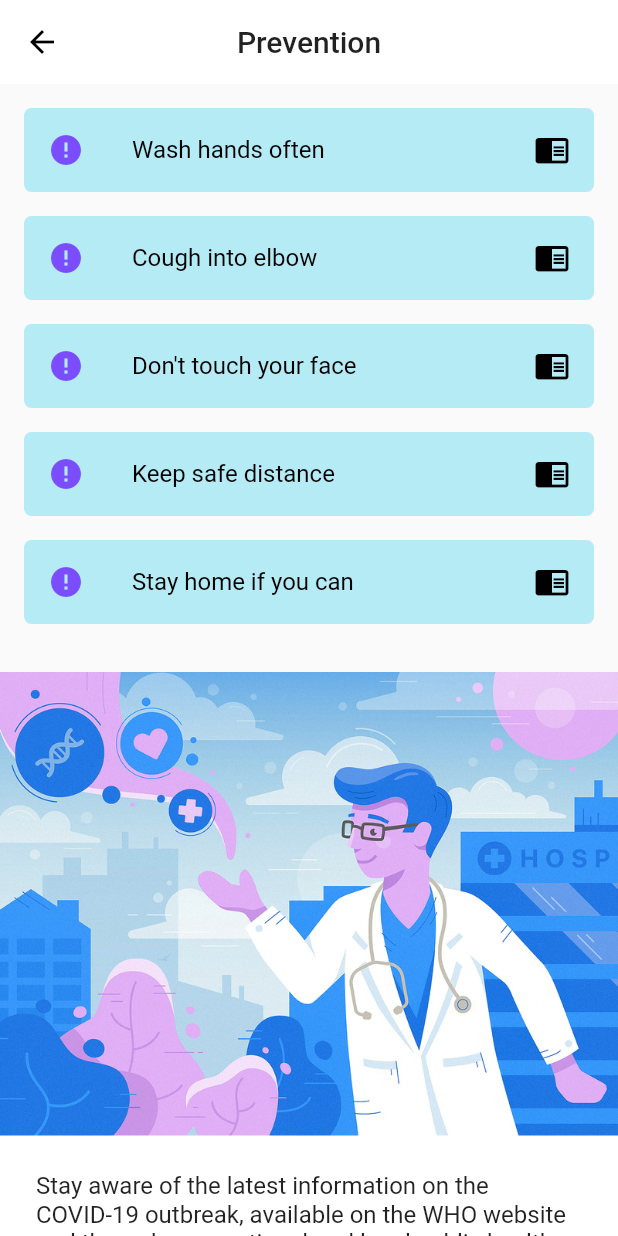
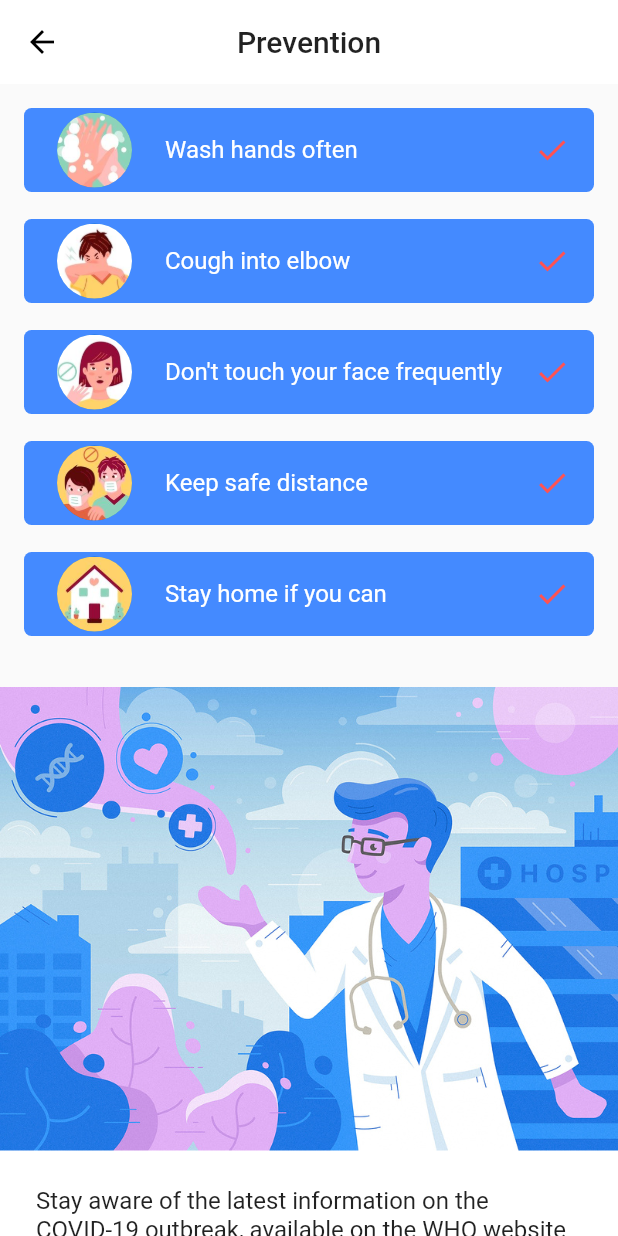
Before and after one commit to kratijain1606/Coronout, a Flutter app: the screen it shows after launch, after a tap on "Prevention", on a phone screen of 412 x 824 dp. Run offline on Flutter 3.47's test engine with Material 2 defaults, Android fonts, the light colour scheme and no system bars; our stand-ins replace fl_chart.

Commit message:
ENHANCEMENT: added icons and updated UI for Help Screen

```diff
--- a/lib/Screens/Help.dart
+++ b/lib/Screens/Help.dart
@@ -1,15 +1,21 @@
+import 'package:gocorona/Screens/DocBot.dart';
+import 'package:gocorona/Screens/SymptomsChecker.dart';
+import 'package:gocorona/Widgets/homeNavItems.dart';
+import 'package:gocorona/Widgets/Requirements.dart';
+import 'package:flutter/cupertino.dart';
+import 'package:flutter/material.dart';
 
-import 'package:flutter/material.dart';
-import 'package:gocorona/Widgets/homeNavItems.dart';
-// import 'package:gocorona/Widgets/requirements.dart';
-class Help extends StatefulWidget{
-_Help createState() => _Help();
+class Help extends StatefulWidget {
+  @override
+  _HelpState createState() => _HelpState();
 }
 
-
-class _Help extends State<Help>{
-  Widget build(BuildContext context){
-    return Scaffold(appBar: AppBar(
+class _HelpState extends State<Help> {
+  @override
+  Widget build(BuildContext context) {
+    double width = MediaQuery.of(context).size.width;
+    return Scaffold(
+      appBar: AppBar(
       title: Text('Help',
       style: Theme.of(context).textTheme.title,),
        backgroundColor: Colors.white,
@@ -17,18 +23,17 @@ class _Help extends State<Help>{
         iconTheme: IconThemeData(color: Colors.black),
         centerTitle: true,
     ),
-    body:  SafeArea(
+      body: SafeArea(
         child: Container(
           child: SingleChildScrollView(
             child: Column(
               crossAxisAlignment: CrossAxisAlignment.start,
               children: <Widget>[
                 Container(
-
                   child: Column(
                     children: <Widget>[
                       Container(
-                        width: 1000,
+                        width: width,
                         padding: EdgeInsets.all(24.0),
                         child: Column(
                           crossAxisAlignment: CrossAxisAlignment.start,
@@ -40,7 +45,105 @@ class _Help extends State<Help>{
                     ],
                   ),
                 ),
+                Column(
+                  children: <Widget>[
+                    Row(children: <Widget>[
 
+                        SizedBox(width: 5.0,),
+                        Container(
+                          decoration: BoxDecoration(
+                              color: Colors.blueAccent,
+                              borderRadius: BorderRadius.all(Radius.circular(5.0)),
+                          ),
+
+                          height: 60.0,
+                          width: 170.0,
+                          child: ListTile(
+                            leading: Container(
+                              child: new CircleAvatar(
+                                backgroundImage: AssetImage("assets/images/doc.png"),
+                                radius: 24.0,
+                              ),
+                              padding: const EdgeInsets.all(1.5), // borde width
+                            ),
+                            onTap: () {
+                              Navigator.push(context, MaterialPageRoute(builder: (context) => DocBot()));
+                            },
+
+                            title: Text(
+                              "Ask Mrs. Doc Bot",
+                              style:
+                                  Theme.of(context).textTheme.subhead.copyWith(color: Colors.white),
+                            ),
+
+                          ),
+                        ),
+                        SizedBox(width: 10.0,),
+                        Container(
+                          decoration: BoxDecoration(
+                              color: Colors.blueAccent,
+                              borderRadius: BorderRadius.all(Radius.circular(5.0)),
+                          ),
+                          height: 60.0,
+                          width: 170.0,
+                          child: ListTile(
+                            trailing: Container(
+                              child: new CircleAvatar(
+                                backgroundImage: AssetImage("assets/images/symptomschecker.png"),
+                                radius: 24.0,
+                              ),
+                              padding: const EdgeInsets.all(1.5), // borde width
+                            ),
+                            onTap: () {
+                              Navigator.push(context, MaterialPageRoute(builder: (context) => SymptomsChecker()));
+                            },
+                            title: Text(
+                              "Symptom Checker",
+                              style:
+                                  Theme.of(context).textTheme.subhead.copyWith(color: Colors.white),
+                            ),
+
+                          ),
+                        ),
+
+                        SizedBox(width: 5.0,),
+
+                      ],
+                    )
+                  ],
+                ),
+                Container(
+                  color: Colors.white,
+                  child: Column(
+                    crossAxisAlignment: CrossAxisAlignment.start,
+                    children: <Widget>[
+                      Container(
+                        padding: EdgeInsets.symmetric(
+                            horizontal: 24.0, vertical: 16.0),
+                        child: Column(
+                          crossAxisAlignment: CrossAxisAlignment.start,
+                          children: <Widget>[
+                            Text(
+                              "Requirements",
+                              style: Theme.of(context).textTheme.title,
+                            ),
+                            SizedBox(
+                              height: 8.0,
+                            ),
+                            Text(
+                              "Help you to prevent viruses better",
+                              style: Theme.of(context).textTheme.caption,
+                            ),
+                            SizedBox(
+                              height: 16.0,
+                            ),
+                          ],
+                        ),
+                      ),
+                      Requirements(),
+                    ],
+                  ),
+                ),
               ],
             ),
           ),
--- a/lib/Screens/PreventionPage.dart
+++ b/lib/Screens/PreventionPage.dart
@@ -11,20 +11,18 @@ class _PreventioPageState extends State<PreventionPage> {
   Widget build(BuildContext context) {
     return Scaffold(
       appBar: AppBar(
-        title: Text(
-          "Prevention",style: Theme.of(context).textTheme.title,
-        ),backgroundColor: Colors.white,
+      title: Text('Prevention',
+      style: Theme.of(context).textTheme.title,),
+       backgroundColor: Colors.white,
         elevation: 0.0,
         iconTheme: IconThemeData(color: Colors.black),
         centerTitle: true,
-
-      ),
+    ),
       body: SingleChildScrollView(
         child: Column(
           children: <Widget>[
             Container(
               padding: EdgeInsets.all(16.0),
-              color: Color.fromRGBO(0,255,255,0),
               child: PreventionItems(),
             ),
             Image.asset('assets/images/doctor1.jpg'),
@@ -53,11 +51,11 @@ class _PreventioPageState extends State<PreventionPage> {
                       horizontal: 16.0,
                     ),
                     decoration: BoxDecoration(
-                        color: Color(0xFFB5EBF5),
+                        color: Color(0xFF1E3CFF),
                         borderRadius: BorderRadius.circular(5.0)),
                     child: FlatButton.icon(
                         onPressed: () {
-                          // launchUrl();
+                          launchUrl();
                         },
                         icon: Icon(Icons.open_in_new, color: Colors.white),
                         label: Text(
--- a/lib/Screens/SymptomsPage.dart
+++ b/lib/Screens/SymptomsPage.dart
@@ -1,3 +1,4 @@
+
 import 'package:gocorona/Widgets/symptomsItems.dart';
 import 'package:flutter/material.dart';
 
@@ -6,20 +7,18 @@ class SymptomsPage extends StatelessWidget {
   Widget build(BuildContext context) {
     return Scaffold(
       appBar: AppBar(
-        title: Text(
-          "Symptoms",style: Theme.of(context).textTheme.title,
-        ),backgroundColor: Colors.white,
+      title: Text('Symptoms',
+      style: Theme.of(context).textTheme.title,),
+       backgroundColor: Colors.white,
         elevation: 0.0,
         iconTheme: IconThemeData(color: Colors.black),
         centerTitle: true,
-
-      ),
+    ),
       body: SingleChildScrollView(
         child: Column(
           children: <Widget>[
             Container(
               padding: EdgeInsets.all(16.0),
-              color: Color.fromRGBO(0,255,255,0),
               child: SymptomsItems(),
             ),
             Image.asset('assets/images/symptomMain.jpg'),
@@ -51,11 +50,11 @@ class SymptomsPage extends StatelessWidget {
                       horizontal: 16.0,
                     ),
                     decoration: BoxDecoration(
-                        color: Color(0xFFB5EBF5),
+                        color: Color(0xFF1E3CFF),
                         borderRadius: BorderRadius.circular(5.0)),
                     child: FlatButton.icon(
                         onPressed: () {
-                          // launchUrl();
+                          launchUrl();
                         },
                         icon: Icon(Icons.open_in_new, color: Colors.white),
                         label: Text(
--- /dev/null
+++ b/lib/Widgets/Requirements.dart
@@ -0,0 +1,35 @@
+import 'package:flutter/material.dart';
+
+class Requirements extends StatelessWidget {
+  @override
+  Widget build(BuildContext context) {
+    return Row(
+      mainAxisAlignment: MainAxisAlignment.spaceEvenly,
+      children: <Widget>[
+        getRequirementItems(context: context, text: 'Mask', imgSrc: 'mask', bgColor: Colors.red[100], imgColor: Colors.red[700]),
+        getRequirementItems(context: context, text: 'Gloves', imgSrc: 'gloves', bgColor: Colors.amber[100], imgColor: Colors.amber[700]),
+        getRequirementItems(context: context, text: 'Sanitizer', imgSrc: 'alchohol', bgColor: Colors.blue[100], imgColor: Colors.blue[700]),
+        getRequirementItems(context: context, text: 'Soap', imgSrc: 'soap', bgColor: Colors.grey[300], imgColor: Colors.grey[700]),
+      ],
+    );
+  }
+}
+
+Widget getRequirementItems({BuildContext context, String text, String imgSrc, Color bgColor, Color imgColor}) {
+  return Column(
+    children: <Widget>[
+      Container(
+        padding: EdgeInsets.all(12.0),
+        decoration: BoxDecoration(
+          shape: BoxShape.circle,
+          color: bgColor,
+        ),
+        child: Image(image: AssetImage('assets/images/$imgSrc.png'), height: 32, fit: BoxFit.contain, color: imgColor,),
+      ),
+      SizedBox(
+        height: 8.0,
+      ),
+      Text(text, style: Theme.of(context).textTheme.subtitle,)
+    ],
+  );
+}
--- a/lib/Widgets/symptomsItems.dart
+++ b/lib/Widgets/symptomsItems.dart
@@ -1,5 +1,5 @@
 import 'package:flutter/material.dart';
-// import 'package:url_launcher/url_launcher.dart';
+import 'package:url_launcher/url_launcher.dart';
 
 class SymptomsItems extends StatefulWidget {
   @override
@@ -11,14 +11,14 @@ class _SymptomsItemsState extends State<SymptomsItems> {
   Widget build(BuildContext context) {
     return Column(
       children: <Widget>[
-        getSymptomsItems(context, 'Fever'),
-        SizedBox(height: 16.0,),
-        getSymptomsItems(context, 'Cough'),
-        SizedBox(height: 16.0,),
-        getSymptomsItems(context, 'Tiredness'),
-        SizedBox(height: 16.0,),
-        getSymptomsItems(context, 'Difficulty in Breathing'),
-        SizedBox(height: 16.0,),
+        getSymptomsItems(context, 'High Fever', 'fever'),
+        SizedBox(height: 18.0,),
+        getSymptomsItems(context, 'Dry Cough', 'drycough'),
+        SizedBox(height: 18.0,),
+        getSymptomsItems(context, 'Tiredness', 'tiredness'),
+        SizedBox(height: 18.0,),
+        getSymptomsItems(context, 'Difficulty in Breathing', 'shortness'),
+        SizedBox(height: 18.0,),
 
       ],
     );
@@ -36,50 +36,53 @@ class _PreventionItemsState extends State<PreventionItems> {
   Widget build(BuildContext context) {
     return Column(
       children: <Widget>[
-        getSymptomsItems(context, 'Wash hands often'),
-        SizedBox(height: 16.0,),
-        getSymptomsItems(context, 'Cough into elbow'),
-        SizedBox(height: 16.0,),
-        getSymptomsItems(context, "Don't touch your face"),
-        SizedBox(height: 16.0,),
-        getSymptomsItems(context, 'Keep safe distance'),
-        SizedBox(height: 16.0,),
-        getSymptomsItems(context, 'Stay home if you can'),
-        SizedBox(height: 16.0,),
+        getSymptomsItems(context, 'Wash hands often', 'wash' ),
+        SizedBox(height: 18.0,),
+        getSymptomsItems(context, 'Cough into elbow', 'elbow'),
+        SizedBox(height: 18.0,),
+        getSymptomsItems(context, "Don't touch your face frequently", 'notouchface'),
+        SizedBox(height: 18.0,),
+        getSymptomsItems(context, 'Keep safe distance', 'safedistance'),
+        SizedBox(height: 18.0,),
+        getSymptomsItems(context, 'Stay home if you can', 'home'),
+        SizedBox(height: 18.0,),
 
       ],
     );
   }
 }
 
-Widget getSymptomsItems(BuildContext context, String text) {
+Widget getSymptomsItems(BuildContext context, String text, String imgSrc) {
   return Container(
     decoration: BoxDecoration(
-        color: Color(0xFFB5EBF5),
+        color: Colors.blueAccent,
         borderRadius: BorderRadius.all(Radius.circular(5.0))),
     child: ListTile(
-      leading: Icon(
-        Icons.error,
-        color: Colors.deepPurpleAccent,
+      leading: Container(
+        child: new CircleAvatar(
+          backgroundImage: AssetImage("assets/images/$imgSrc.JPG"),
+          radius: 28.0,
+        ),
+        padding: const EdgeInsets.all(3.0), // borde width
       ),
       title: Text(
         text,
         style:
-            Theme.of(context).textTheme.subhead.copyWith(color: Colors.black),
+            Theme.of(context).textTheme.subhead.copyWith(color: Colors.white),
       ),
       trailing: Icon(
-        Icons.chrome_reader_mode,
-        color: Colors.black,
+        Icons.done,
+        color: Colors.redAccent,
       ),
     ),
   );
 }
 
 void launchUrl() async{
-  // const url = 'https://www.who.int/news-room/q-a-detail/q-a-coronaviruses';
-  // if (await canLaunch(url)) {
-    // await launch(url);
-  // } else {
-    // throw 'Could not launch $url';
-  // }
+  const url = 'https://www.who.int/news-room/q-a-detail/q-a-coronaviruses';
+  if (await canLaunch(url)) {
+    await launch(url);
+  } else {
+    throw 'Could not launch $url';
+  }
 }
--- a/lib/main.dart
+++ b/lib/main.dart
@@ -1,17 +1,10 @@
 import 'package:flutter/material.dart';
-// import 'package:gocorona/Screens/Around.dart';
-// import 'package:gocorona/Screens/Emergency.dart';
+import 'package:gocorona/Screens/Around.dart';
 import 'package:gocorona/Screens/Home.dart';
-import 'package:gocorona/Screens/IndiaStats.dart';
-import 'package:gocorona/Screens/Update.dart';
-import 'package:gocorona/Screens/WorldStats.dart';
-
-
+import 'package:gocorona/Screens/World.dart';
+import 'package:gocorona/Screens/India.dart';
 import 'package:gocorona/Screens/SymptomsPage.dart';
 import 'package:gocorona/Screens/PreventionPage.dart';
-
-import 'package:gocorona/Screens/Require.dart';
-
 import 'package:gocorona/Screens/Help.dart';
 
 void main() => runApp(Gocorona());
@@ -19,14 +12,11 @@ void main() => runApp(Gocorona());
 class Gocorona extends StatelessWidget {
   @override
   Widget build(BuildContext context) {
-    return MaterialApp(debugShowCheckedModeBanner: false,
+    return MaterialApp(
+      debugShowCheckedModeBanner: false,
       routes: {
-        // '/': (context) => World(),
-        '/reports': (context) => WorldStats(),
         '/symptoms': (context) => SymptomsPage(),
         '/prevention': (context) => PreventionPage(),
-        '/requirements': (context) => Require(),
-        '/countryReport': (context) => WorldStats(),
       },
       home: MyStatefulWidget(),
     );
@@ -44,15 +34,7 @@ class _MyStatefulWidgetState extends State<MyStatefulWidget> {
   int _selectedIndex = 0;
   static const TextStyle optionStyle =
       TextStyle(fontSize: 30, fontWeight: FontWeight.bold, color: Colors.black);
-  List<Widget> _widgetOptions = [
-
-    //Around(),
-   Help(),
-    Update(),
-    Home(),
-    WorldStats(),
-    IndiaStats(),
-  ];
+  List<Widget> _widgetOptions = [Help(), Around(), Home(), India(), World()];
 
   void _onItemTapped(int index) {
     setState(() {
@@ -62,26 +44,19 @@ class _MyStatefulWidgetState extends State<MyStatefulWidget> {
 
   @override
   Widget build(BuildContext context) {
-    return
-
-    Scaffold(
+    return Scaffold(
       body: Center(
         child: _widgetOptions.elementAt(_selectedIndex),
       ),
-
       bottomNavigationBar: BottomNavigationBar(
         items: const <BottomNavigationBarItem>[
-          /*BottomNavigationBarItem(
+          BottomNavigationBarItem(
+            icon: Icon(Icons.help),
+            title: Text('Help'),
+          ),
+          BottomNavigationBarItem(
             icon: Icon(Icons.near_me),
             title: Text('Around'),
-          ),*/
-          BottomNavigationBarItem(
-            icon: Icon(Icons.warning),
-            title: Text('Emergency'),
-          ),
-          BottomNavigationBarItem(
-            icon: Icon(Icons.update),
-            title: Text('Updates'),
           ),
           BottomNavigationBarItem(
             icon: Icon(Icons.home),
@@ -89,27 +64,19 @@ class _MyStatefulWidgetState extends State<MyStatefulWidget> {
           ),
           BottomNavigationBarItem(
             icon: Icon(Icons.insert_chart),
+            title: Text('India'),
+          ),
+          BottomNavigationBarItem(
+            icon: Icon(Icons.language),
             title: Text('World'),
           ),
-          BottomNavigationBarItem(
-            icon: Icon(Icons.insert_chart),
-            title: Text('India'),
-          ),
-
         ],
         unselectedItemColor: Colors.grey,
         currentIndex: _selectedIndex,
         showUnselectedLabels: true,
         onTap: _onItemTapped,
-        selectedIconTheme: IconThemeData(size: 40, color: Colors.blueAccent),
+        selectedIconTheme: IconThemeData(size: 40, color: Colors.blue),
       ),
-
-
     );
-
-
-
-
-    //  return  Container(width:0.0,height:0.0);
-       }
+  }
 }
```
Also changed, not shown: assets/images/drycough.JPG (added), assets/images/elbow.JPG (added), assets/images/fever.JPG (added), assets/images/home.JPG (added), assets/images/notouchface.JPG (added), assets/images/safedistance.JPG (added), assets/images/shortness.JPG (added), assets/images/tiredness.JPG (added), assets/images/wash.JPG (added).
